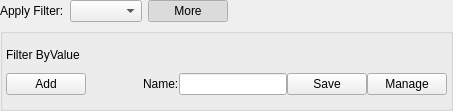
First picture: the form in xtuple/trunk/widgets/parameterwidget.ui, repository WooodHead/xtuple, before the edit.
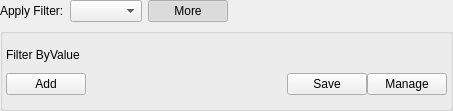
Second picture: the form after the edit. Custom widgets are drawn as their Qt base class.

Commit message: issue #10403: Create save dialog box to make save mechanism a little cleaner and make it easier to share new filters.

```diff
--- a/xtuple/trunk/widgets/parameterwidget.ui
+++ b/xtuple/trunk/widgets/parameterwidget.ui
@@ -140,16 +140,6 @@
           </property>
          </spacer>
         </item>
-        <item>
-         <widget class="QLabel" name="_filterSetNameLit">
-          <property name="text">
-           <string>Name:</string>
-          </property>
-         </widget>
-        </item>
-        <item>
-         <widget class="QLineEdit" name="_filterSetName"/>
-        </item>
         <item>
          <widget class="QPushButton" name="_saveButton">
           <property name="text">
```
The commit also changes 6 other files.
